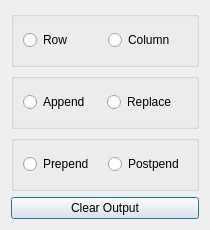
This is src/Interface/Modules/Math/CollectMatrices.ui in SCIInstitute/SCIRun as Qt 5 draws it before an edit. The edited form follows.
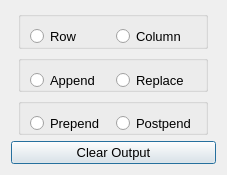
This is the edited form.

What changed in the file:
```diff
--- a/src/Interface/Modules/Math/CollectMatrices.ui
+++ b/src/Interface/Modules/Math/CollectMatrices.ui
@@ -6,27 +6,32 @@
    <rect>
     <x>0</x>
     <y>0</y>
-    <width>210</width>
-    <height>230</height>
+    <width>227</width>
+    <height>175</height>
    </rect>
   </property>
   <property name="minimumSize">
    <size>
-    <width>210</width>
-    <height>230</height>
+    <width>227</width>
+    <height>175</height>
    </size>
   </property>
+  <property name="font">
+   <font>
+    <pointsize>10</pointsize>
+   </font>
+  </property>
   <property name="windowTitle">
    <string>Dialog</string>
   </property>
   <layout class="QVBoxLayout" name="verticalLayout">
-   <item>
+   <item alignment="Qt::AlignHCenter">
     <widget class="QGroupBox" name="groupBox">
      <property name="title">
       <string/>
      </property>
-     <layout class="QHBoxLayout" name="horizontalLayout">
-      <item>
+     <layout class="QGridLayout" name="gridLayout">
+      <item row="0" column="0">
        <widget class="QRadioButton" name="rowRadioButton_">
         <property name="minimumSize">
          <size>
@@ -39,7 +44,7 @@
         </property>
        </widget>
       </item>
-      <item>
+      <item row="0" column="1">
        <widget class="QRadioButton" name="columnRadioButton_">
         <property name="minimumSize">
          <size>
@@ -55,17 +60,17 @@
      </layout>
     </widget>
    </item>
-   <item>
+   <item alignment="Qt::AlignHCenter|Qt::AlignVCenter">
     <widget class="QGroupBox" name="groupBox_2">
      <property name="title">
       <string/>
      </property>
-     <layout class="QHBoxLayout" name="horizontalLayout_2">
-      <item>
+     <layout class="QGridLayout" name="gridLayout_2">
+      <item row="0" column="0">
        <widget class="QRadioButton" name="appendRadioButton_">
         <property name="minimumSize">
          <size>
-          <width>0</width>
+          <width>80</width>
           <height>20</height>
          </size>
         </property>
@@ -74,7 +79,7 @@
         </property>
        </widget>
       </item>
-      <item>
+      <item row="0" column="1">
        <widget class="QRadioButton" name="replaceRadioButton_">
         <property name="minimumSize">
          <size>
@@ -90,13 +95,13 @@
      </layout>
     </widget>
    </item>
-   <item>
+   <item alignment="Qt::AlignHCenter">
     <widget class="QGroupBox" name="groupBox_3">
      <property name="title">
       <string/>
      </property>
-     <layout class="QHBoxLayout" name="horizontalLayout_3">
-      <item>
+     <layout class="QGridLayout" name="gridLayout_3">
+      <item row="0" column="0">
        <widget class="QRadioButton" name="prependRadioButton_">
         <property name="minimumSize">
          <size>
@@ -109,7 +114,7 @@
         </property>
        </widget>
       </item>
-      <item>
+      <item row="0" column="1">
        <widget class="QRadioButton" name="postpendRadioButton_">
         <property name="minimumSize">
          <size>
```
